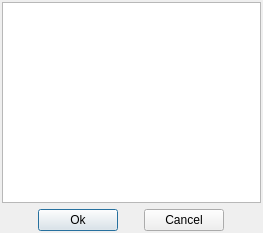
First picture: the form in qt/qmous/DlgListSelect.ui, repository bsdelf/mous, before the edit.
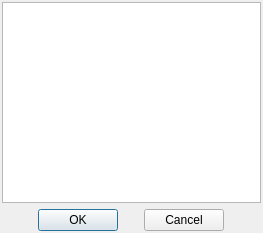
Second picture: the form after the edit.

The edit to the form file:
```diff
--- a/qt/qmous/DlgListSelect.ui
+++ b/qt/qmous/DlgListSelect.ui
@@ -63,7 +63,7 @@
         </sizepolicy>
        </property>
        <property name="text">
-        <string>Ok</string>
+        <string>OK</string>
        </property>
       </widget>
      </item>
```
